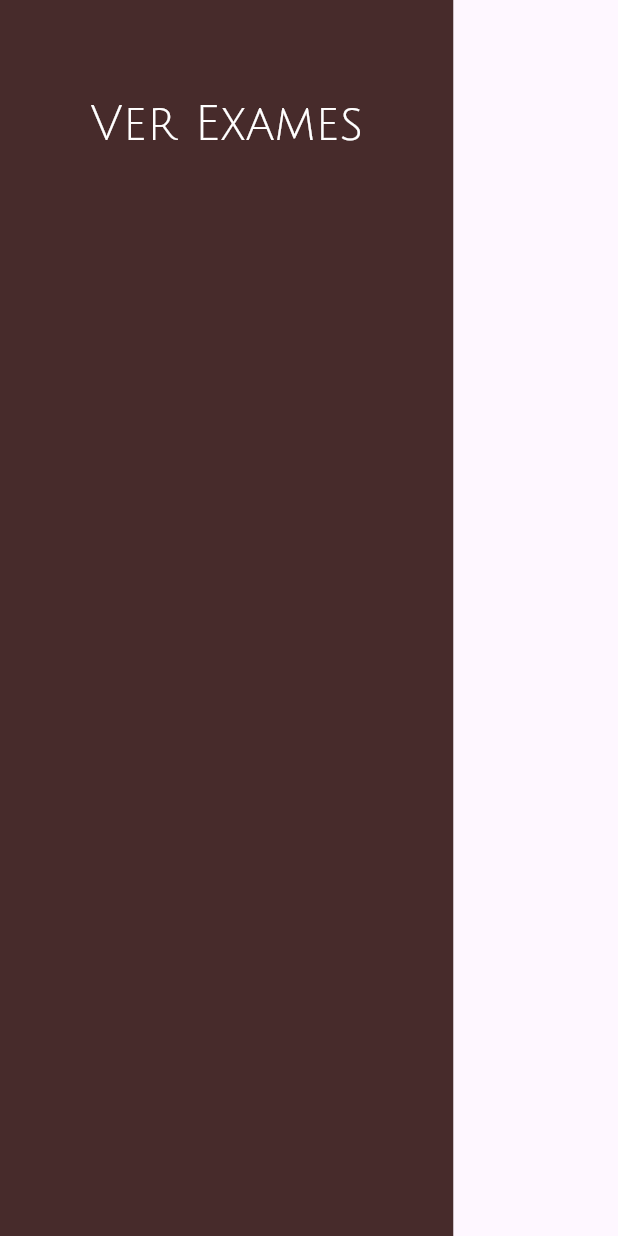
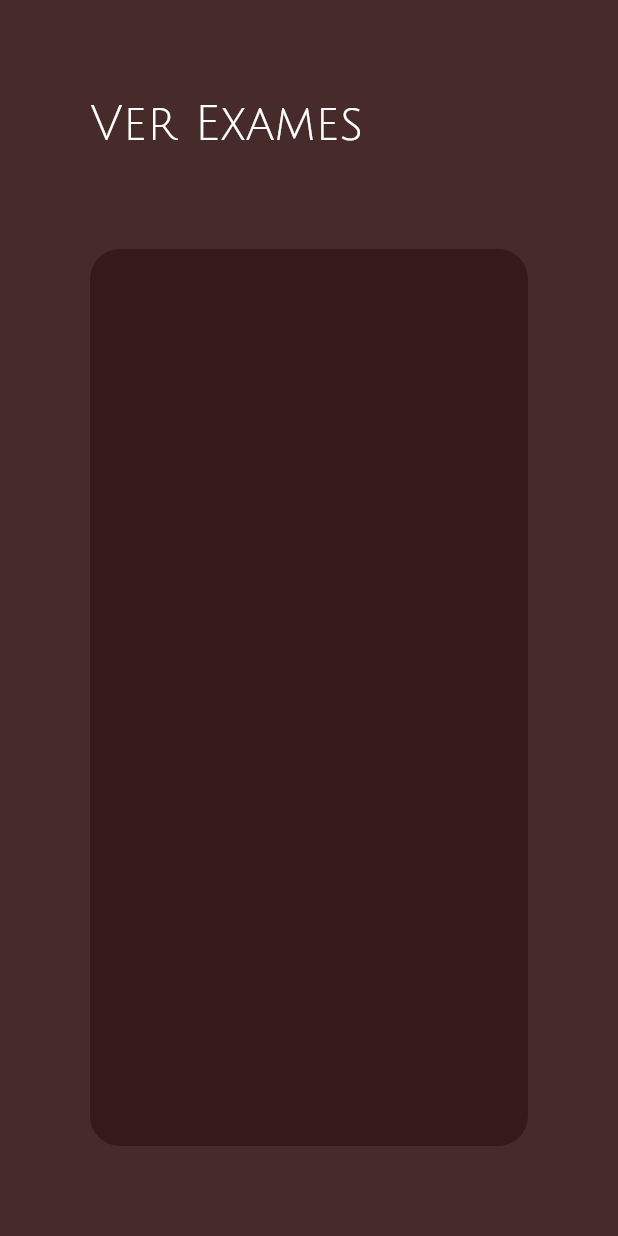
Before and after one commit to dudusandi/Wellness-Tracker, a Flutter app: the Exames widget shown alone on an empty page, opened directly, on a phone screen of 412 x 824 dp. Run offline on Flutter 3.47's test engine with Material 3 defaults, Android fonts, the phone set to English and light mode, and no system bars; our stand-ins replace mask_text_input_formatter; missing offline and left inert: sqlite3, window_manager; accounts and stored records are empty.

Commit message:
ver_exames funcionando

```diff
--- a/lib/Interface/Exames.dart
+++ b/lib/Interface/Exames.dart
@@ -1,3 +1,6 @@
+import 'package:WelnessTracker/Model/Exame.dart';
+import 'package:WelnessTracker/Model/GerenciarBanco.dart';
+import 'package:WelnessTracker/Model/UsuarioLogado.dart';
 import 'package:flutter/material.dart';
 
 class Exames extends StatefulWidget {
@@ -6,6 +9,23 @@ class Exames extends StatefulWidget {
 }
 
 class _ExamesState extends State<Exames> {
+  final GerenciarBanco _gerenciarBanco = GerenciarBanco();
+  List<Exame> _exames = [];
+
+  @override
+  void initState() {
+    super.initState();
+    _carregarExames();
+  }
+
+  Future<void> _carregarExames() async {
+    int? usuarioID = UsuarioLogado.usuario!.id;
+    List<Exame> exames = await _gerenciarBanco.obterExamesPorUsuarioId(usuarioID!);
+    setState(() {
+      _exames = exames;
+    });
+  }
+
   @override
   Widget build(BuildContext context) {
     return Container(
@@ -19,7 +39,32 @@ class _ExamesState extends State<Exames> {
             style: TextStyle(
                 color: Colors.white, fontSize: 32, fontFamily: 'JuliusSansOne'),
           ),
-          SizedBox(height: 80),
+          SizedBox(height: 60),
+          Expanded(
+            child: Container(
+              padding: EdgeInsets.all(40),
+              decoration: BoxDecoration(
+                color: Color(0xFF351A1A),
+                borderRadius: BorderRadius.circular(20)
+              ),
+              child: ListView.builder(
+                itemCount: _exames.length,
+                itemBuilder: (context, index) {
+                  final exame = _exames[index];
+                  return ListTile(
+                    title: Text(
+                      exame.nome,
+                      style: TextStyle(color: Colors.white),
+                    ),
+                    subtitle: Text(
+                      'Data: ${exame.dataExame} - Valor: ${exame.valor}',
+                      style: TextStyle(color: Colors.grey),
+                    ),
+                  );
+                },
+              ),
+            ),
+          ),
         ],
       ),
     );
--- a/lib/Model/GerenciarBanco.dart
+++ b/lib/Model/GerenciarBanco.dart
@@ -70,5 +70,24 @@ Future<Usuario?> obterUsuarioPorEmail(String email) async {
   return null;
 }
 
+Future<List<Exame>> obterExamesPorUsuarioId(int usuarioId) async {
+  final banco = 'banco.db';
+  final db = sqlite3.open(banco);
+
+  final result = db.select(
+    'SELECT * FROM exames WHERE usuario_id = ?',
+    [usuarioId],
+  );
+
+  db.dispose();
+
+  return result.map((exameData) => Exame(
+      nome: exameData['nome'],
+      dataExame: exameData['data_exame'],
+      valor: exameData['valor'],
+      usuarioId: usuarioId,
+    )).toList();
+}
+
 
 }
```
Also changed, not shown: 1 other file.
